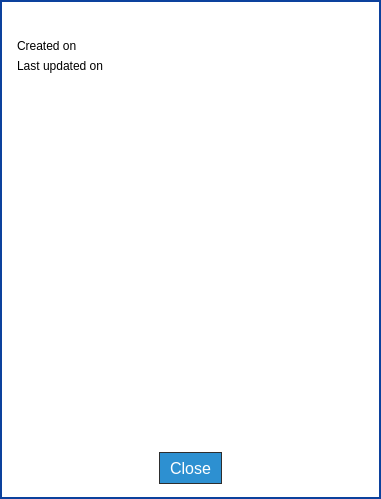
The window that parsec/core/gui/forms/file_history_dialog.ui (Scille/parsec-cloud) describes before a commit, drawn with Qt 5.
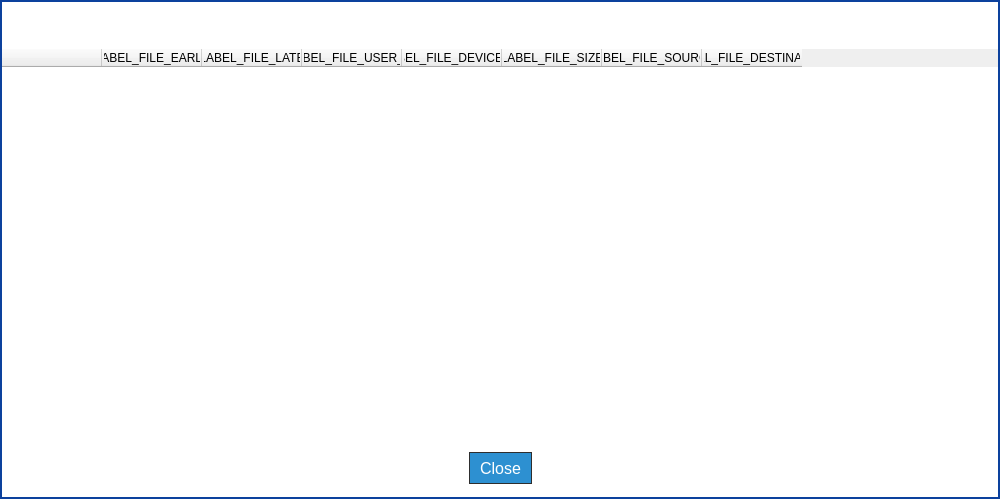
The same window after the commit. Icons and pictures are not drawn. Custom widgets are drawn as their Qt base class.

What changed in the file:
```diff
--- a/parsec/core/gui/forms/file_history_dialog.ui
+++ b/parsec/core/gui/forms/file_history_dialog.ui
@@ -6,7 +6,7 @@
    <rect>
     <x>0</x>
     <y>0</y>
-    <width>381</width>
+    <width>1000</width>
     <height>499</height>
    </rect>
   </property>
@@ -118,74 +118,6 @@
         <property name="rightMargin">
          <number>15</number>
         </property>
-        <item>
-         <widget class="QLabel" name="label">
-          <property name="sizePolicy">
-           <sizepolicy hsizetype="Minimum" vsizetype="Preferred">
-            <horstretch>0</horstretch>
-            <verstretch>0</verstretch>
-           </sizepolicy>
-          </property>
-          <property name="text">
-           <string>Created on</string>
-          </property>
-         </widget>
-        </item>
-        <item>
-         <widget class="QLabel" name="label_created_on">
-          <property name="sizePolicy">
-           <sizepolicy hsizetype="Expanding" vsizetype="Preferred">
-            <horstretch>0</horstretch>
-            <verstretch>0</verstretch>
-           </sizepolicy>
-          </property>
-          <property name="text">
-           <string/>
-          </property>
-          <property name="alignment">
-           <set>Qt::AlignRight|Qt::AlignTrailing|Qt::AlignVCenter</set>
-          </property>
-         </widget>
-        </item>
-       </layout>
-      </item>
-      <item>
-       <layout class="QHBoxLayout" name="horizontalLayout_3">
-        <property name="leftMargin">
-         <number>15</number>
-        </property>
-        <property name="rightMargin">
-         <number>15</number>
-        </property>
-        <item>
-         <widget class="QLabel" name="label_2">
-          <property name="sizePolicy">
-           <sizepolicy hsizetype="Minimum" vsizetype="Preferred">
-            <horstretch>0</horstretch>
-            <verstretch>0</verstretch>
-           </sizepolicy>
-          </property>
-          <property name="text">
-           <string>Last updated on</string>
-          </property>
-         </widget>
-        </item>
-        <item>
-         <widget class="QLabel" name="label_updated_on">
-          <property name="sizePolicy">
-           <sizepolicy hsizetype="Expanding" vsizetype="Preferred">
-            <horstretch>0</horstretch>
-            <verstretch>0</verstretch>
-           </sizepolicy>
-          </property>
-          <property name="text">
-           <string/>
-          </property>
-          <property name="alignment">
-           <set>Qt::AlignRight|Qt::AlignTrailing|Qt::AlignVCenter</set>
-          </property>
-         </widget>
-        </item>
        </layout>
       </item>
       <item>
@@ -197,19 +129,126 @@
          <number>10</number>
         </property>
         <item>
-         <widget class="QListWidget" name="history_list">
+         <widget class="VersionsTable" name="versions_table">
+          <property name="font">
+           <font>
+            <pointsize>12</pointsize>
+            <weight>50</weight>
+            <bold>false</bold>
+           </font>
+          </property>
+          <property name="styleSheet">
+           <string notr="true"/>
+          </property>
           <property name="frameShape">
            <enum>QFrame::NoFrame</enum>
           </property>
           <property name="frameShadow">
            <enum>QFrame::Plain</enum>
           </property>
+          <property name="lineWidth">
+           <number>0</number>
+          </property>
           <property name="horizontalScrollBarPolicy">
            <enum>Qt::ScrollBarAlwaysOff</enum>
           </property>
           <property name="editTriggers">
            <set>QAbstractItemView::NoEditTriggers</set>
           </property>
+          <property name="showDropIndicator" stdset="0">
+           <bool>false</bool>
+          </property>
+          <property name="dragEnabled">
+           <bool>false</bool>
+          </property>
+          <property name="dragDropOverwriteMode">
+           <bool>false</bool>
+          </property>
+          <property name="dragDropMode">
+           <enum>QAbstractItemView::NoDragDrop</enum>
+          </property>
+          <property name="defaultDropAction">
+           <enum>Qt::MoveAction</enum>
+          </property>
+          <property name="selectionMode">
+           <enum>QAbstractItemView::ExtendedSelection</enum>
+          </property>
+          <property name="selectionBehavior">
+           <enum>QAbstractItemView::SelectRows</enum>
+          </property>
+          <property name="iconSize">
+           <size>
+            <width>32</width>
+            <height>32</height>
+           </size>
+          </property>
+          <property name="showGrid">
+           <bool>false</bool>
+          </property>
+          <property name="gridStyle">
+           <enum>Qt::NoPen</enum>
+          </property>
+          <property name="sortingEnabled">
+           <bool>true</bool>
+          </property>
+          <property name="wordWrap">
+           <bool>false</bool>
+          </property>
+          <property name="cornerButtonEnabled">
+           <bool>false</bool>
+          </property>
+          <property name="columnCount">
+           <number>8</number>
+          </property>
+          <attribute name="horizontalHeaderStretchLastSection">
+           <bool>false</bool>
+          </attribute>
+          <attribute name="verticalHeaderShowSortIndicator" stdset="0">
+           <bool>false</bool>
+          </attribute>
+          <attribute name="verticalHeaderStretchLastSection">
+           <bool>false</bool>
+          </attribute>
+          <column>
+           <property name="text">
+            <string/>
+           </property>
+          </column>
+          <column>
+           <property name="text">
+            <string>LABEL_FILE_EARLY</string>
+           </property>
+          </column>
+          <column>
+           <property name="text">
+            <string>LABEL_FILE_LATE</string>
+           </property>
+          </column>
+          <column>
+           <property name="text">
+            <string>LABEL_FILE_USER_ID</string>
+           </property>
+          </column>
+          <column>
+           <property name="text">
+            <string>LABEL_FILE_DEVICE_ID</string>
+           </property>
+          </column>
+          <column>
+           <property name="text">
+            <string>LABEL_FILE_SIZE</string>
+           </property>
+          </column>
+          <column>
+           <property name="text">
+            <string>LABEL_FILE_SOURCE</string>
+           </property>
+          </column>
+          <column>
+           <property name="text">
+            <string>LABEL_FILE_DESTINATION</string>
+           </property>
+          </column>
          </widget>
         </item>
        </layout>
@@ -306,6 +345,13 @@
    </item>
   </layout>
  </widget>
+ <customwidgets>
+  <customwidget>
+   <class>VersionsTable</class>
+   <extends>QTableWidget</extends>
+   <header>parsec.core.gui.versions_table</header>
+  </customwidget>
+ </customwidgets>
  <resources>
   <include location="../rc/resources.qrc"/>
  </resources>
```
